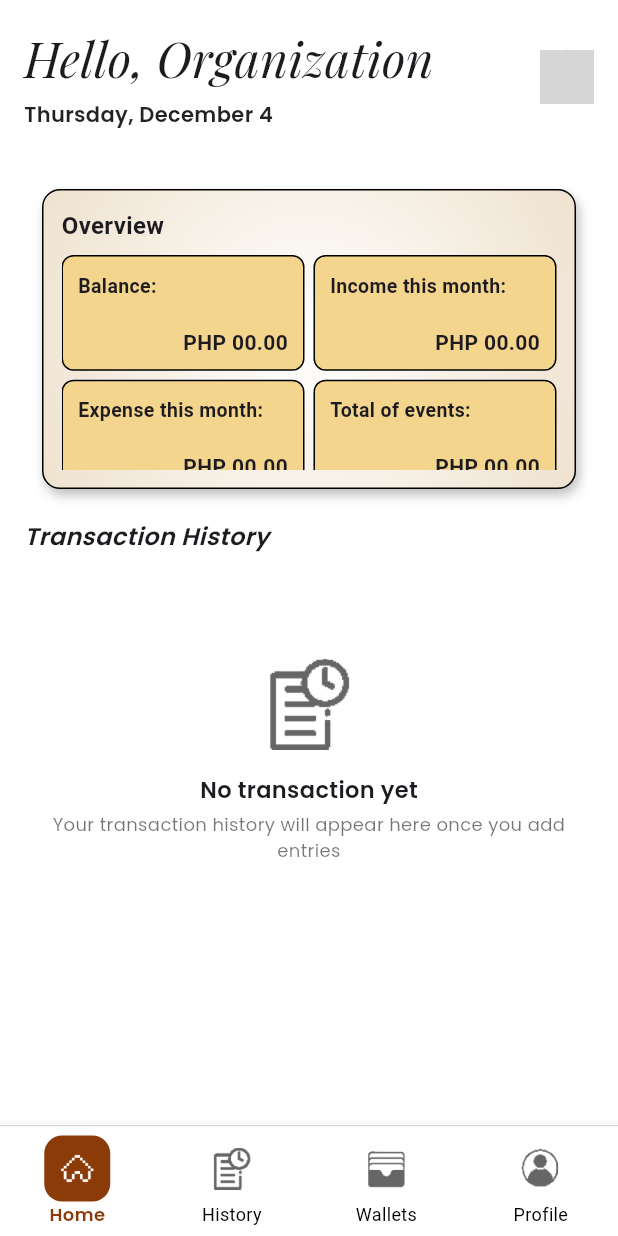
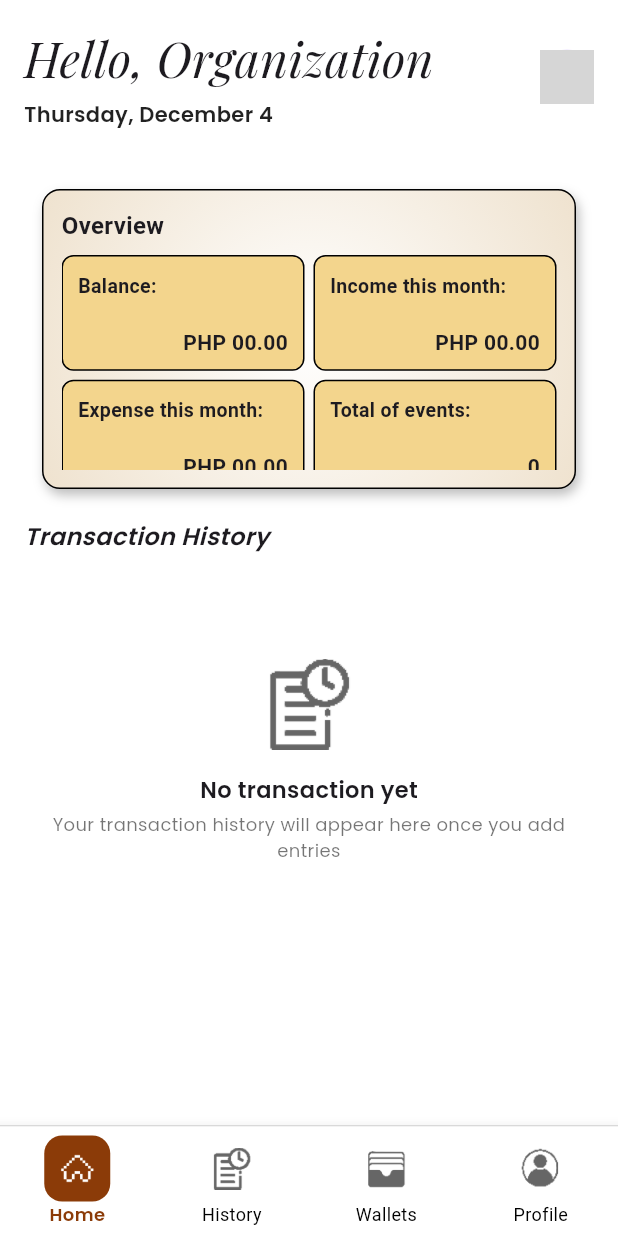
Before and after one commit to Snowden199x/PettyCash, a Flutter app: the HomeScreen screen opened by its route, on a phone screen of 412 x 824 dp. Run offline on Flutter 3.47's test engine with Material 3 defaults, Android fonts, the phone set to English and light mode, and no system bars; our stand-ins replace image_picker; project files that could hold a hidden picture were left out; grey boxes are pictures that could not be loaded.

Commit message:
changed the application name but not the folder name all is goods no problemo

```diff
--- a/mobile_application/lib/Navigation/home_screen.dart
+++ b/mobile_application/lib/Navigation/home_screen.dart
@@ -248,7 +248,7 @@ class _HomeScreenState extends State<HomeScreen>
                             _OverviewCard(
                               title: "Total of events:",
                               subtitle: '',
-                              amount: 'PHP 00.00',
+                              amount: '0',
                             ),
                           ],
                         ),
--- a/mobile_application/lib/Navigation/profile_screen.dart
+++ b/mobile_application/lib/Navigation/profile_screen.dart
@@ -1,9 +1,9 @@
 import 'dart:io';
 import 'package:flutter/material.dart';
 import 'package:image_picker/image_picker.dart';
-import 'package:mobile_application/Navigation/home_screen.dart';
-import 'package:mobile_application/Navigation/transaction_history_screen.dart';
-import 'package:mobile_application/Navigation/wallet_screen.dart';
+import 'package:pockitrack/Navigation/home_screen.dart';
+import 'package:pockitrack/Navigation/transaction_history_screen.dart';
+import 'package:pockitrack/Navigation/wallet_screen.dart';
 
 class ProfileScreen extends StatefulWidget {
   const ProfileScreen({super.key});
--- a/mobile_application/pubspec.yaml
+++ b/mobile_application/pubspec.yaml
@@ -1,4 +1,4 @@
-name: mobile_application
+name: pockitrack
 description: "A new Flutter project."
 publish_to: 'none'
 version: 0.1.0
```
Also changed, not shown: 2 other files.
